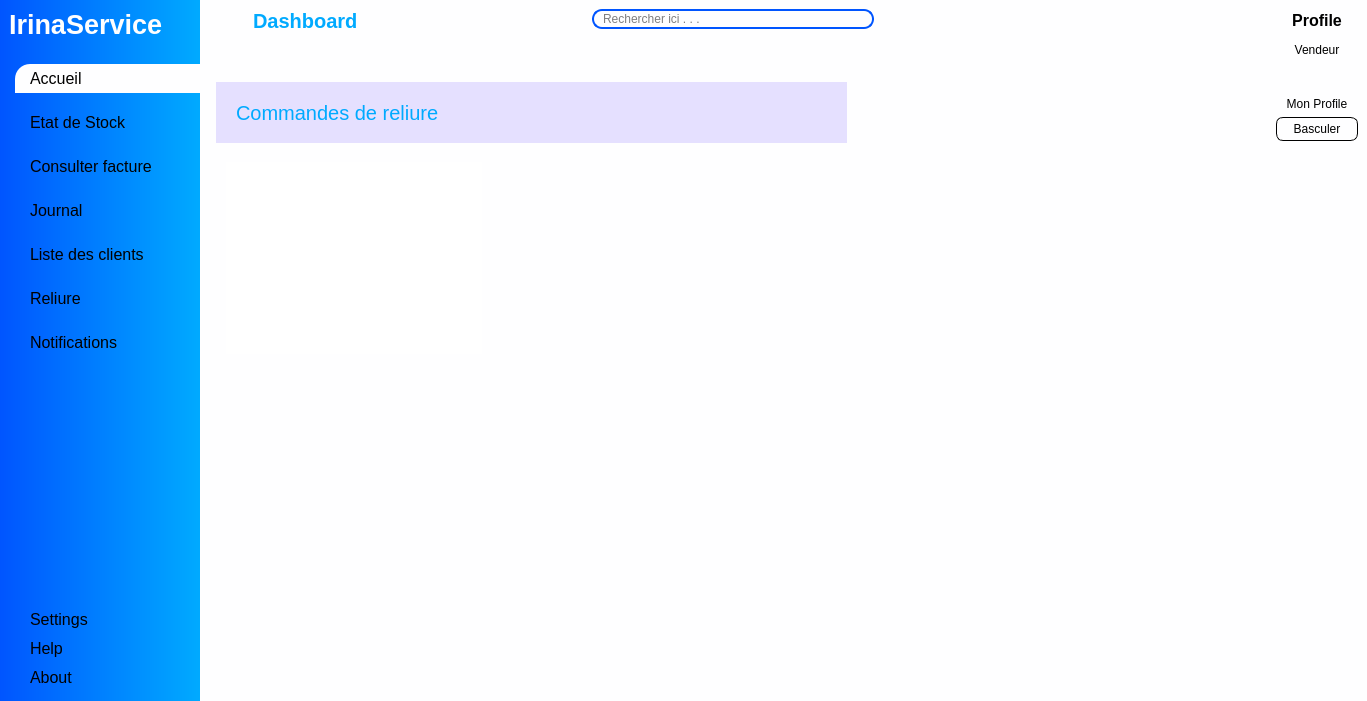
Qt form views/main_window.ui (ninohantonio/Store-Management) before a commit.
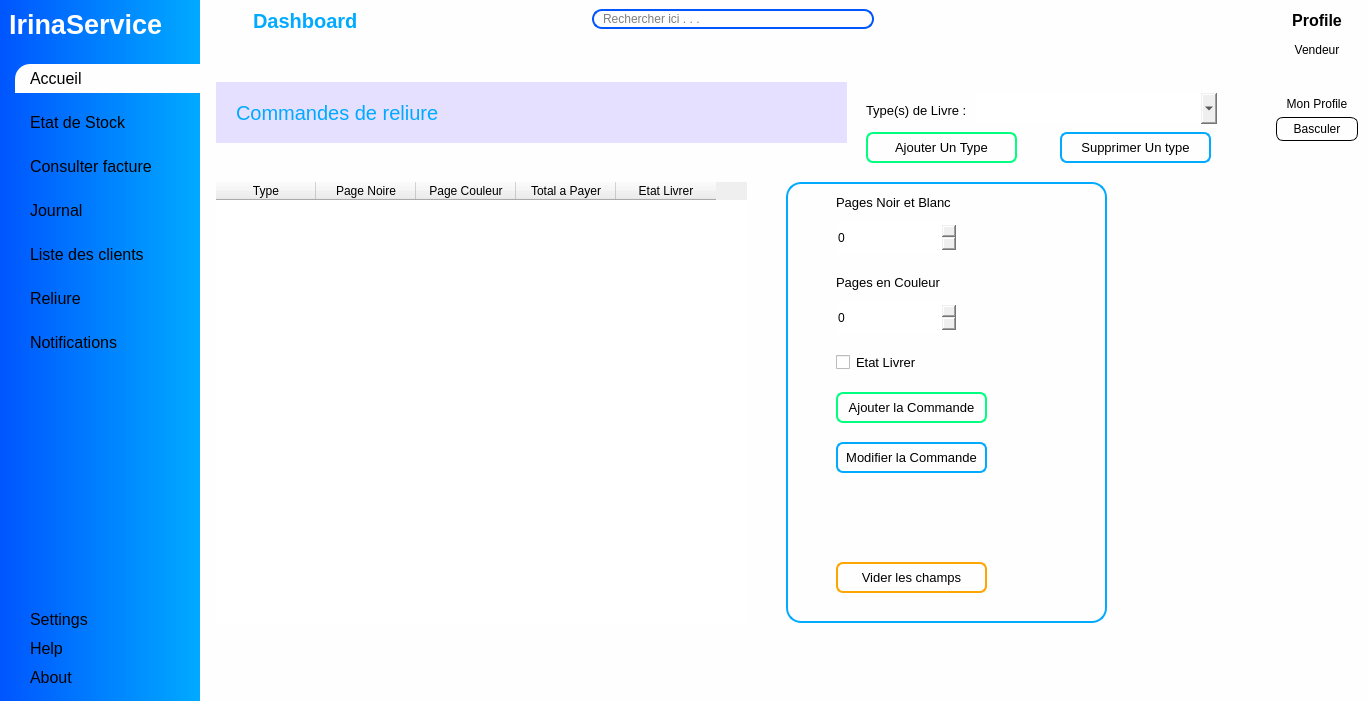
The same form after that commit. The open tabs and pages were chosen to show the change. Icons and pictures are not drawn. Custom widgets are drawn as their Qt base class.

Commit message: reliure model class

Patch:
```diff
--- a/views/main_window.ui
+++ b/views/main_window.ui
@@ -128,18 +128,30 @@
 	border-radius: 5px;
 }
 
-#add_selection_rapideBtn{
+#add_selection_rapideBtn, #delete_type, #modify_reliure{
 	border: 2px solid rgb(0, 170, 255);
 	border-radius: 7px;
 	padding: 2px;
 	cursor: pointer;
 }
 
-#submit_section_rapideBtn{
+#reset_reliure{
+	border: 2px solid orange;
+	border-radius: 7px;
+	padding: 2px;
+	cursor: pointer;
+}
+
+#submit_section_rapideBtn, #add_type, #submit_reliure{
 	border: 2px solid rgb(0, 255, 127);
 	border-radius: 7px;
 	padding: 2px;
 	cursor: pointer;
+}
+
+#reliure_form{
+	border: 2px solid rgb(0, 170, 255);
+	border-radius: 15px;
 }</string>
    </property>
    <layout class="QHBoxLayout" name="horizontalLayout">
@@ -1540,12 +1552,267 @@
           <widget class="QTableWidget" name="reliure_table">
            <property name="geometry">
             <rect>
-             <x>20</x>
-             <y>110</y>
-             <width>256</width>
-             <height>192</height>
+             <x>10</x>
+             <y>130</y>
+             <width>531</width>
+             <height>441</height>
             </rect>
            </property>
+           <column>
+            <property name="text">
+             <string>Type</string>
+            </property>
+           </column>
+           <column>
+            <property name="text">
+             <string>Page Noire</string>
+            </property>
+           </column>
+           <column>
+            <property name="text">
+             <string>Page Couleur</string>
+            </property>
+           </column>
+           <column>
+            <property name="text">
+             <string>Total a Payer</string>
+            </property>
+           </column>
+           <column>
+            <property name="text">
+             <string>Etat Livrer</string>
+            </property>
+           </column>
+          </widget>
+          <widget class="QLabel" name="label_10">
+           <property name="geometry">
+            <rect>
+             <x>660</x>
+             <y>50</y>
+             <width>101</width>
+             <height>16</height>
+            </rect>
+           </property>
+           <property name="font">
+            <font>
+             <family>Arial</family>
+             <pointsize>10</pointsize>
+            </font>
+           </property>
+           <property name="text">
+            <string>Type(s) de Livre :</string>
+           </property>
+          </widget>
+          <widget class="QComboBox" name="comboBox">
+           <property name="geometry">
+            <rect>
+             <x>770</x>
+             <y>41</y>
+             <width>241</width>
+             <height>31</height>
+            </rect>
+           </property>
+           <property name="font">
+            <font>
+             <family>Arial</family>
+             <pointsize>10</pointsize>
+            </font>
+           </property>
+          </widget>
+          <widget class="QPushButton" name="add_type">
+           <property name="geometry">
+            <rect>
+             <x>660</x>
+             <y>80</y>
+             <width>151</width>
+             <height>31</height>
+            </rect>
+           </property>
+           <property name="font">
+            <font>
+             <pointsize>10</pointsize>
+            </font>
+           </property>
+           <property name="cursor">
+            <cursorShape>PointingHandCursor</cursorShape>
+           </property>
+           <property name="text">
+            <string>Ajouter Un Type</string>
+           </property>
+          </widget>
+          <widget class="QPushButton" name="delete_type">
+           <property name="geometry">
+            <rect>
+             <x>854</x>
+             <y>80</y>
+             <width>151</width>
+             <height>31</height>
+            </rect>
+           </property>
+           <property name="font">
+            <font>
+             <pointsize>10</pointsize>
+            </font>
+           </property>
+           <property name="cursor">
+            <cursorShape>PointingHandCursor</cursorShape>
+           </property>
+           <property name="text">
+            <string>Supprimer Un type</string>
+           </property>
+          </widget>
+          <widget class="QFrame" name="reliure_form">
+           <property name="geometry">
+            <rect>
+             <x>580</x>
+             <y>130</y>
+             <width>321</width>
+             <height>441</height>
+            </rect>
+           </property>
+           <property name="frameShape">
+            <enum>QFrame::Shape::StyledPanel</enum>
+           </property>
+           <property name="frameShadow">
+            <enum>QFrame::Shadow::Raised</enum>
+           </property>
+           <widget class="QSpinBox" name="page_noir_spinBox">
+            <property name="geometry">
+             <rect>
+              <x>50</x>
+              <y>40</y>
+              <width>121</width>
+              <height>31</height>
+             </rect>
+            </property>
+           </widget>
+           <widget class="QSpinBox" name="page_couleur_spinBox">
+            <property name="geometry">
+             <rect>
+              <x>50</x>
+              <y>120</y>
+              <width>121</width>
+              <height>31</height>
+             </rect>
+            </property>
+           </widget>
+           <widget class="QCheckBox" name="reliure_state">
+            <property name="geometry">
+             <rect>
+              <x>50</x>
+              <y>170</y>
+              <width>121</width>
+              <height>20</height>
+             </rect>
+            </property>
+            <property name="font">
+             <font>
+              <pointsize>10</pointsize>
+             </font>
+            </property>
+            <property name="text">
+             <string>Etat Livrer</string>
+            </property>
+           </widget>
+           <widget class="QLabel" name="label_11">
+            <property name="geometry">
+             <rect>
+              <x>50</x>
+              <y>10</y>
+              <width>121</width>
+              <height>21</height>
+             </rect>
+            </property>
+            <property name="font">
+             <font>
+              <pointsize>10</pointsize>
+             </font>
+            </property>
+            <property name="text">
+             <string>Pages Noir et Blanc</string>
+            </property>
+           </widget>
+           <widget class="QLabel" name="label_12">
+            <property name="geometry">
+             <rect>
+              <x>50</x>
+              <y>90</y>
+              <width>121</width>
+              <height>21</height>
+             </rect>
+            </property>
+            <property name="font">
+             <font>
+              <pointsize>10</pointsize>
+             </font>
+            </property>
+            <property name="text">
+             <string>Pages en Couleur</string>
+            </property>
+           </widget>
+           <widget class="QPushButton" name="submit_reliure">
+            <property name="geometry">
+             <rect>
+              <x>50</x>
+              <y>210</y>
+              <width>151</width>
+              <height>31</height>
+             </rect>
+            </property>
+            <property name="font">
+             <font>
+              <pointsize>10</pointsize>
+             </font>
+            </property>
+            <property name="cursor">
+             <cursorShape>PointingHandCursor</cursorShape>
+            </property>
+            <property name="text">
+             <string>Ajouter la Commande</string>
+            </property>
+           </widget>
+           <widget class="QPushButton" name="modify_reliure">
+            <property name="geometry">
+             <rect>
+              <x>50</x>
+              <y>260</y>
+              <width>151</width>
+              <height>31</height>
+             </rect>
+            </property>
+            <property name="font">
+             <font>
+              <pointsize>10</pointsize>
+             </font>
+            </property>
+            <property name="cursor">
+             <cursorShape>PointingHandCursor</cursorShape>
+            </property>
+            <property name="text">
+             <string>Modifier la Commande</string>
+            </property>
+           </widget>
+           <widget class="QPushButton" name="reset_reliure">
+            <property name="geometry">
+             <rect>
+              <x>50</x>
+              <y>380</y>
+              <width>151</width>
+              <height>31</height>
+             </rect>
+            </property>
+            <property name="font">
+             <font>
+              <pointsize>10</pointsize>
+             </font>
+            </property>
+            <property name="cursor">
+             <cursorShape>PointingHandCursor</cursorShape>
+            </property>
+            <property name="text">
+             <string>Vider les champs</string>
+            </property>
+           </widget>
           </widget>
          </widget>
         </widget>
```
Left out of the diff: 3 changed lines with no effect on the pictures. The commit also changes 5 other files.
